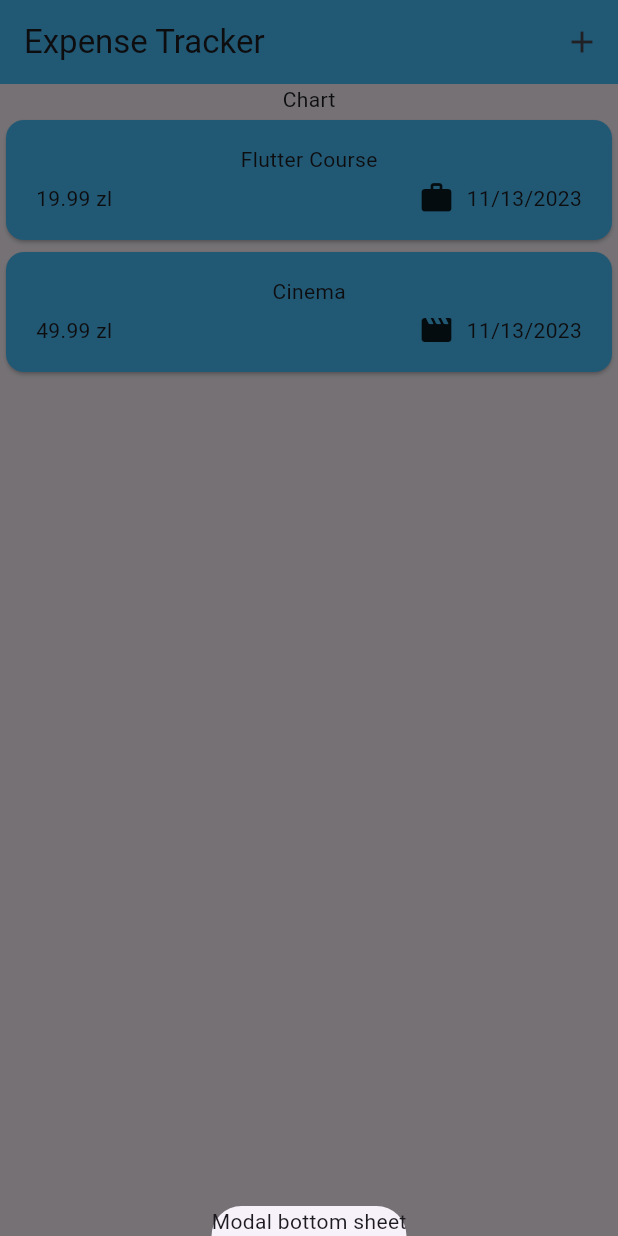
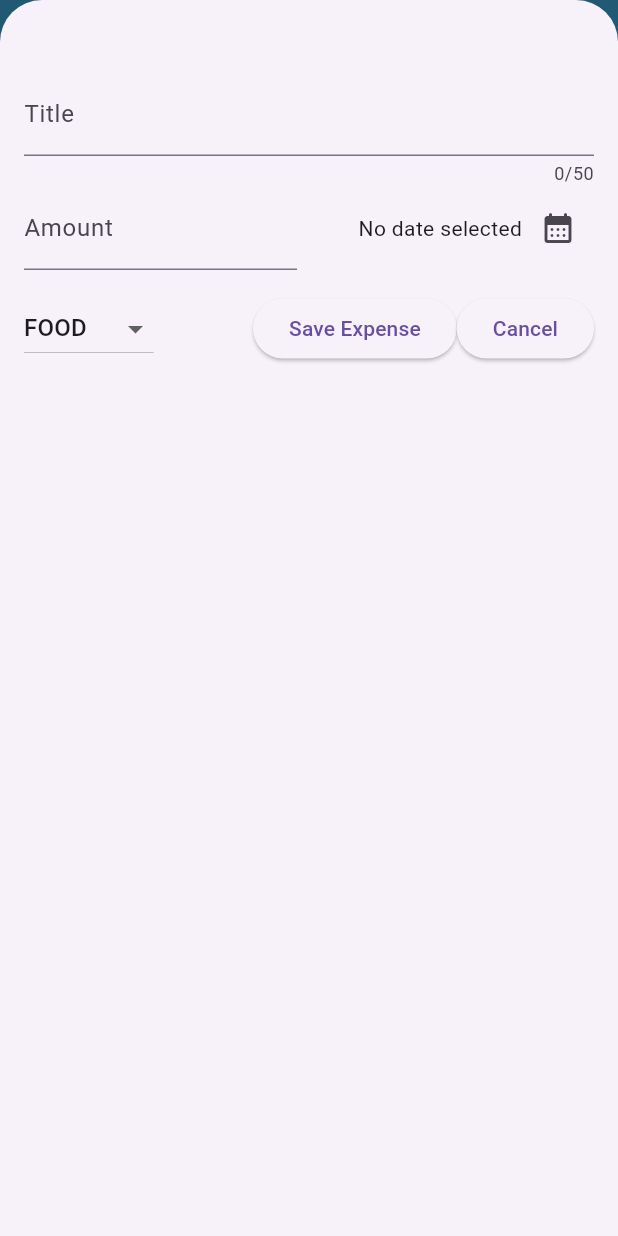
Before and after one commit to ArkadiuszMigas/expense_tracker, a Flutter app: the screen it shows after launch, after a tap on the "add" icon, on a phone screen of 412 x 824 dp. Run offline on Flutter 3.47's test engine with Material 2 defaults, Android fonts, the phone set to English and light mode, and no system bars.

Commit message:
121. Done

```diff
--- a/lib/widgets/expenses.dart
+++ b/lib/widgets/expenses.dart
@@ -1,5 +1,6 @@
 import 'package:expense_tracker/widgets/expenses_list/expenses_list.dart';
 import 'package:expense_tracker/models/expense.dart';
+import 'package:expense_tracker/widgets/new_expense.dart';
 import 'package:flutter/material.dart';
 
 class Expenses extends StatefulWidget {
@@ -25,24 +26,63 @@ class _ExpensesState extends State<Expenses> {
     ),
   ];
 
-  void _addNewExpense() {
+  void _openAddNewExpense() {
     showModalBottomSheet(
+      isScrollControlled: true,
       context: context,
       builder: (ctx) {
-        return const Text('Modal bottom sheet');
+        return NewExpense(
+          onAddExpense: _addExpense,
+        );
       },
+    );
+  }
+
+  void _addExpense(Expense expense) {
+    setState(() {
+      _registeredExpenses.add(expense);
+    });
+  }
+
+  void _removeExpense(Expense expense) {
+    final expenseIndex = _registeredExpenses.indexOf(expense);
+    setState(() {
+      _registeredExpenses.remove(expense);
+    });
+    ScaffoldMessenger.of(context).clearSnackBars();
+    ScaffoldMessenger.of(context).showSnackBar(   //using this to show bottom info message with a button
+      SnackBar(
+        duration: const Duration(seconds: 3),
+        content: const Text('Expense deleted'),
+        action: SnackBarAction(label: 'Undo', onPressed: () {
+          setState(() {
+            _registeredExpenses.insert(expenseIndex, expense);
+          });
+        }),
+      ),
     );
   }
 
   @override
   Widget build(BuildContext context) {
+    Widget mainContent = const Center(
+      child: Text('No expenses found'),
+    );
+
+    if (_registeredExpenses.isNotEmpty) {
+      mainContent = ExpensesList(
+        expenses: _registeredExpenses,
+        onRemove: _removeExpense,
+      );
+    }
+
     return Scaffold(
       appBar: AppBar(
         title: const Text('Expense Tracker'),
         backgroundColor: const Color.fromARGB(255, 72, 194, 255),
         actions: [
           IconButton(
-            onPressed: _addNewExpense,
+            onPressed: _openAddNewExpense,
             icon: const Icon(Icons.add),
           ),
         ],
@@ -50,9 +90,7 @@ class _ExpensesState extends State<Expenses> {
       body: Column(
         children: [
           const Text('Chart'),
-          Expanded(
-            child: ExpensesList(expenses: _registeredExpenses),
-          ),
+          Expanded(child: mainContent),
         ],
       ),
     );
--- a/lib/widgets/expenses_list/expenses_item.dart
+++ b/lib/widgets/expenses_list/expenses_item.dart
@@ -21,7 +21,7 @@ class ExpenseItem extends StatelessWidget {
             const SizedBox(height: 4),
             Row(
               children: [
-                Text('${expense.amount.toStringAsFixed(2)} zl'),
+                Text('\$${expense.amount.toStringAsFixed(2)}'),
                 const Spacer(),
                 Row(
                   children: [
--- a/lib/widgets/expenses_list/expenses_list.dart
+++ b/lib/widgets/expenses_list/expenses_list.dart
@@ -6,15 +6,23 @@ class ExpensesList extends StatelessWidget {
   const ExpensesList({
     super.key,
     required this.expenses,
+    required this.onRemove,
   });
 
   final List<Expense> expenses;
+  final void Function(Expense expense) onRemove;
 
   @override
   Widget build(BuildContext context) {
     return ListView.builder(
       itemCount: expenses.length,
-      itemBuilder: (context, index) => ExpenseItem(expenses[index]),
+      itemBuilder: (context, index) => Dismissible( //Swiping efect to delete Card from screen
+        key: ValueKey(expenses[index]),
+        onDismissed: (direction) {
+          onRemove(expenses[index]);
+        },
+        child: ExpenseItem(expenses[index]),
+      ),
     );
   }
 }
--- /dev/null
+++ b/lib/widgets/new_expense.dart
@@ -0,0 +1,169 @@
+import 'package:flutter/material.dart';
+import 'package:expense_tracker/models/expense.dart';
+import 'package:intl/intl.dart';
+
+final formatter = DateFormat.yMd();
+
+class NewExpense extends StatefulWidget {
+  const NewExpense({super.key, required this.onAddExpense});
+
+  final void Function(Expense expense) onAddExpense;
+
+  @override
+  State<NewExpense> createState() => _NewExpenseState();
+}
+
+class _NewExpenseState extends State<NewExpense> {
+  final _titleController = TextEditingController();
+  final _amountController = TextEditingController();
+
+  DateTime? _selectedDate;
+  Category _selectedCategory = Category.food;
+
+  void _presentDatePicker() async {
+    final now = DateTime.now();
+    final firstDate = DateTime(now.year - 1, now.month, now.day);
+    final pickedDate = await showDatePicker(
+      context: context,
+      initialDate: now,
+      firstDate: firstDate,
+      lastDate: now,
+    );
+
+    setState(() {
+      _selectedDate = pickedDate;
+    });
+  }
+
+  void _submitData() {
+    final enteredAmout = double.tryParse(_amountController.text);
+    final amountIsInvalid = enteredAmout == null || enteredAmout <= 0;
+    if (_titleController.text.trim().isEmpty ||
+        amountIsInvalid ||
+        _selectedDate == null) {
+      //error
+      showDialog(
+        context: context,
+        builder: (ctx) => AlertDialog(
+          title: const Text('Invalid input'),
+          content: const Text(
+              'Make sure a valid title, amount, date and category was entered.'),
+          actions: [
+            TextButton(
+              onPressed: () {
+                Navigator.pop(ctx);
+              },
+              child: const Text('OK'),
+            )
+          ],
+        ),
+      );
+      return;
+    }
+
+    widget.onAddExpense(
+      Expense(
+        title: _titleController.text,
+        amount: enteredAmout,
+        date: _selectedDate!,
+        category: _selectedCategory,
+      ),
+    );
+    Navigator.pop(context);
+  }
+
+  @override
+  void dispose() {
+    //this method is removing controller
+    _titleController.dispose();
+    _amountController.dispose();
+    super.dispose();
+  }
+
+  @override
+  Widget build(BuildContext context) {
+    return Padding(
+      padding: const EdgeInsets.fromLTRB(16, 48, 16, 16),
+      child: Column(
+        children: [
+          TextField(
+            controller: _titleController,
+            maxLength: 50,
+            decoration: const InputDecoration(
+              label: Text('Title'),
+            ),
+          ),
+          Row(
+            children: [
+              Expanded(
+                child: TextField(
+                  controller: _amountController,
+                  keyboardType: TextInputType.number,
+                  decoration: const InputDecoration(
+                    prefixText: '\$ ',
+                    label: Text('Amount'),
+                  ),
+                ),
+              ),
+              const SizedBox(
+                width: 16,
+              ),
+              Expanded(
+                child: Row(
+                  mainAxisAlignment: MainAxisAlignment.end,
+                  crossAxisAlignment: CrossAxisAlignment.center,
+                  children: [
+                    Text(_selectedDate == null
+                        ? 'No date selected'
+                        : formatter.format(_selectedDate!)),
+                    IconButton(
+                      onPressed: _presentDatePicker,
+                      icon: const Icon(Icons.calendar_month_rounded),
+                    )
+                  ],
+                ),
+              )
+            ],
+          ),
+          const SizedBox(height: 15),
+          Row(
+            children: [
+              DropdownButton(
+                value: _selectedCategory,
+                items: Category.values
+                    .map(
+                      (category) => DropdownMenuItem(
+                        value: category,
+                        child: Text(
+                          category.name.toUpperCase(),
+                        ),
+                      ),
+                    )
+                    .toList(),
+                onChanged: (value) {
+                  if (value == null) {
+                    return;
+                  }
+                  setState(() {
+                    _selectedCategory = value;
+                  });
+                },
+              ),
+              const Spacer(),
+              ElevatedButton(
+                onPressed: _submitData,
+                child: const Text('Save Expense'),
+              ),
+              ElevatedButton(
+                onPressed: () {
+                  Navigator.pop(context);
+                },
+                child: const Text('Cancel'),
+              )
+            ],
+          )
+        ],
+      ),
+    );
+  }
+}
```
